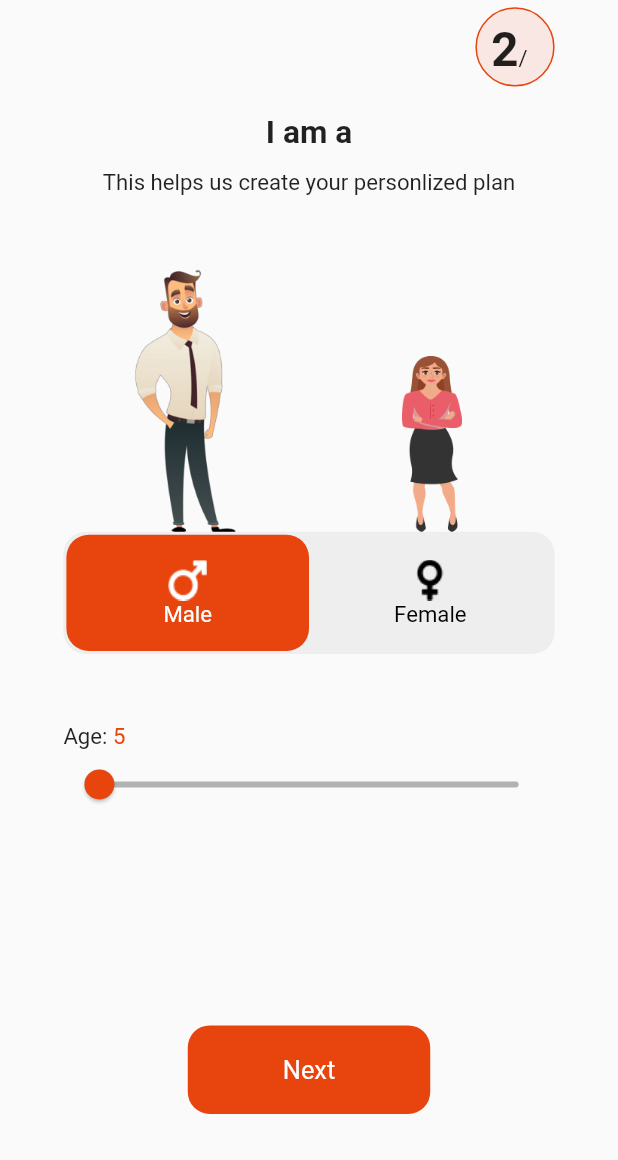
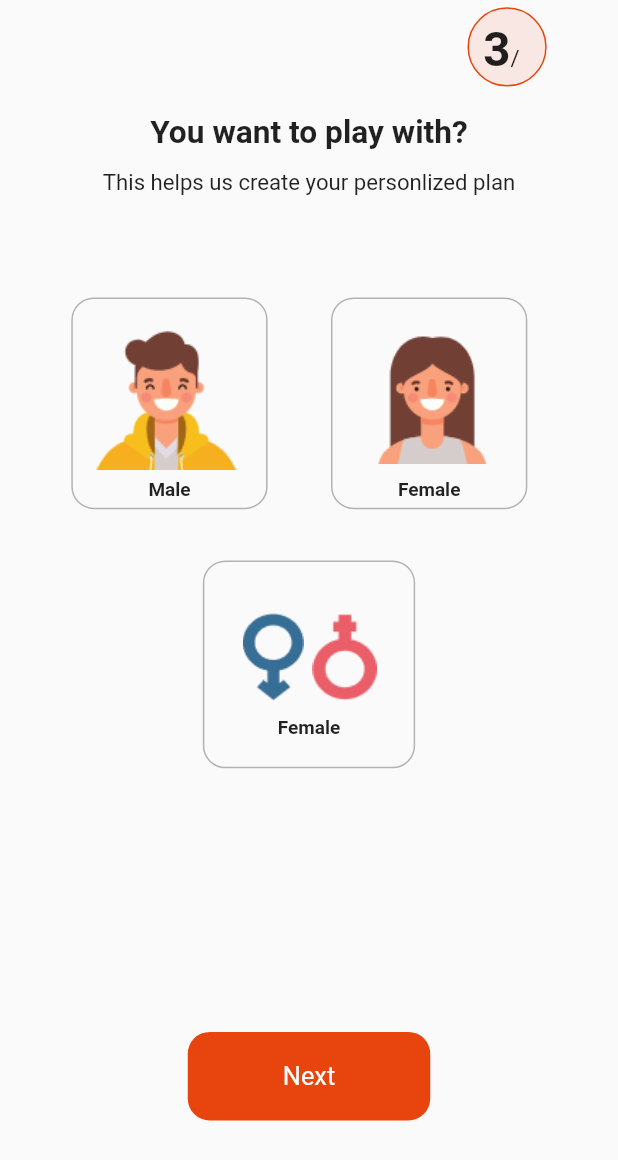
Before and after one commit to joginder1234/Q_Arena, a Flutter app: the GenderScreen screen opened directly, after a tap on "Next", on a phone screen of 412 x 824 dp. Shown: the top 1160 px of the screen. Run offline on Flutter 3.47's test engine with Material 2 defaults, Android fonts, the phone set to English and light mode, and no system bars; drawn by our look-alikes of syncfusion_flutter_sliders; our stand-ins replace flutter_screenutil, flutter_switch, intl_phone_number_input, otp_text_field.

Commit message:
new components

```diff
--- a/lib/screens/preference_selections/gender_screen.dart
+++ b/lib/screens/preference_selections/gender_screen.dart
@@ -2,6 +2,7 @@ import 'package:flutter/material.dart';
 import 'package:flutter_screenutil/flutter_screenutil.dart';
 import 'package:q_arena_user_application/components/custome_tab_switch.dart';
 import 'package:q_arena_user_application/components/flexible_button.dart';
+import 'package:q_arena_user_application/screens/preference_selections/play_with.dart';
 import 'package:q_arena_user_application/services/app_services.dart';
 import 'package:q_arena_user_application/services/base_components.dart';
 import 'package:q_arena_user_application/services/icons.dart';
@@ -112,7 +113,11 @@ class _GenderScreenState extends State<GenderScreen> {
               onChanged: (value) => setState(() => initAge = value),
             ),
             AppServices.addHeight(140.h),
-            FlexibleButton(btnName: "Next", onPress: () {})
+            FlexibleButton(
+                btnName: "Next",
+                onPress: () {
+                  AppServices.pushTo(context, PlayWith());
+                })
           ],
         ),
       )),
--- /dev/null
+++ b/lib/screens/preference_selections/play_with.dart
@@ -0,0 +1,141 @@
+import 'package:flutter/material.dart';
+import 'package:flutter_screenutil/flutter_screenutil.dart';
+import 'package:q_arena_user_application/screens/preference_selections/sap.dart';
+import 'package:q_arena_user_application/services/icons.dart';
+import 'package:q_arena_user_application/services/images.dart';
+
+import '../../components/flexible_button.dart';
+import '../../services/app_services.dart';
+import '../../services/base_components.dart';
+import '../../services/style_sheet.dart';
+
+class PlayWith extends StatefulWidget {
+  const PlayWith({Key? key}) : super(key: key);
+
+  @override
+  State<PlayWith> createState() => _PlayWithState();
+}
+
+class _PlayWithState extends State<PlayWith> {
+  @override
+  Widget build(BuildContext context) {
+    return Scaffold(
+      body: SafeArea(
+          child: Padding(
+        padding: EdgeInsets.symmetric(horizontal: 45.w),
+        child: Column(
+          children: [
+            AppServices.addHeight(5.h),
+            stepCreator(3),
+            AppServices.addHeight(18.h),
+            Text("You want to play with?", style: AppStyles.heading2),
+            AppServices.addHeight(13.h),
+            Text("This helps us create your personlized plan",
+                style: AppStyles.bodySmall),
+            AppServices.addHeight(70.h),
+            Row(
+              children: [
+                GestureDetector(
+                  onTap: () {},
+                  child: Container(
+                    decoration: BoxDecoration(
+                        borderRadius: BorderRadius.circular(15),
+                        border: Border.all(color: AppStyles.textColorBlack50)),
+                    padding:
+                        EdgeInsets.symmetric(horizontal: 10.w, vertical: 5.h),
+                    child: Column(
+                      children: [
+                        Image.asset(
+                          AppImages.male_avatar,
+                          width: 102.w,
+                          height: 112.h,
+                        ),
+                        AppServices.addHeight(5),
+                        Text(
+                          "Male",
+                          style: AppStyles.captionLarge
+                              .copyWith(fontWeight: FontWeight.w700),
+                        )
+                      ],
+                    ),
+                  ),
+                ),
+                AppServices.addWidth(40.w),
+                GestureDetector(
+                  onTap: () {},
+                  child: Container(
+                    decoration: BoxDecoration(
+                        borderRadius: BorderRadius.circular(15),
+                        border: Border.all(color: AppStyles.textColorBlack50)),
+                    padding:
+                        EdgeInsets.symmetric(horizontal: 10.w, vertical: 5.h),
+                    child: Column(
+                      children: [
+                        Image.asset(
+                          AppImages.female_avatar,
+                          width: 102.w,
+                          height: 112.h,
+                        ),
+                        AppServices.addHeight(5),
+                        Text(
+                          "Female",
+                          style: AppStyles.captionLarge
+                              .copyWith(fontWeight: FontWeight.w700),
+                        )
+                      ],
+                    ),
+                  ),
+                )
+              ],
+            ),
+            AppServices.addHeight(35.h),
+            GestureDetector(
+              onTap: () {},
+              child: Container(
+                width: 134.w,
+                height: 142.h,
+                decoration: BoxDecoration(
+                    borderRadius: BorderRadius.circular(15),
+                    border: Border.all(color: AppStyles.textColorBlack50)),
+                padding: EdgeInsets.only(
+                    left: 20.w, right: 20.w, top: 35.h, bottom: 10.h),
+                child: Column(
+                  children: [
+                    Row(
+                      mainAxisAlignment: MainAxisAlignment.center,
+                      mainAxisSize: MainAxisSize.min,
+                      children: [
+                        Image.asset(
+                          AppImages.male_gender_sign,
+                          height: 60.h,
+                          width: 45.w,
+                        ),
+                        Image.asset(
+                          AppImages.female_gender_sign,
+                          height: 60.h,
+                          width: 45.w,
+                        )
+                      ],
+                    ),
+                    AppServices.addHeight(10),
+                    Text(
+                      "Female",
+                      style: AppStyles.captionLarge
+                          .copyWith(fontWeight: FontWeight.w700),
+                    )
+                  ],
+                ),
+              ),
+            ),
+            AppServices.addHeight(180.h),
+            FlexibleButton(
+                btnName: "Next",
+                onPress: () {
+                  AppServices.pushTo(context, SAPScreen());
+                })
+          ],
+        ),
+      )),
+    );
+  }
+}
--- a/lib/services/app_services.dart
+++ b/lib/services/app_services.dart
@@ -8,7 +8,7 @@ class AppServices {
   static getScreenHeight(BuildContext context) =>
       MediaQuery.of(context).size.height;
   static addHeight(double space) => SizedBox(height: space);
-  static addWidth(double space) => SizedBox(height: space);
+  static addWidth(double space) => SizedBox(width: space);
 
   /* Navigation and routing */
   static pushTo(BuildContext context, Widget screen) =>
--- a/lib/services/images.dart
+++ b/lib/services/images.dart
@@ -1,4 +1,9 @@
 class AppImages {
   static const String model_male = "assets/images/model_male.png";
   static const String model_female = "assets/images/model_female.png";
+  static const String female_avatar = "assets/images/female_avatar.png";
+  static const String male_avatar = "assets/images/male_avatar.png";
+  static const String male_gender_sign = "assets/images/maleGendersign.png";
+  static const String female_gender_sign = "assets/images/femaleGendersign.png";
+  static const String disability_frame = "assets/images/disabilityFrame.png";
 }
--- a/pubspec.yaml
+++ b/pubspec.yaml
@@ -41,6 +41,7 @@ dependencies:
   intl_phone_number_input: ^0.7.1
   otp_text_field: ^1.1.3
   syncfusion_flutter_sliders: ^20.3.52
+  flutter_switch: ^0.3.2
 
 dev_dependencies:
   flutter_test:
```
Also changed, not shown: lib/screens/preference_selections/sap.dart (added, +105 -0 lines), assets/images/disabilityFrame.png (added), assets/images/femaleGendersign.png (added), assets/images/female_avatar.png (added), assets/images/maleGendersign.png (added), assets/images/male_avatar.png (added), pubspec.lock.
